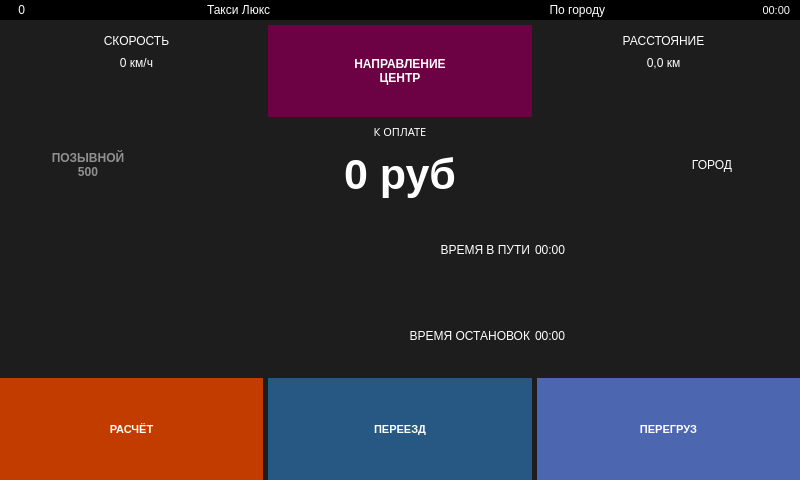
This is indigotaxi.ui in koolkhel/wince-taximeter as Qt 5 draws it before an edit. The edited form follows.
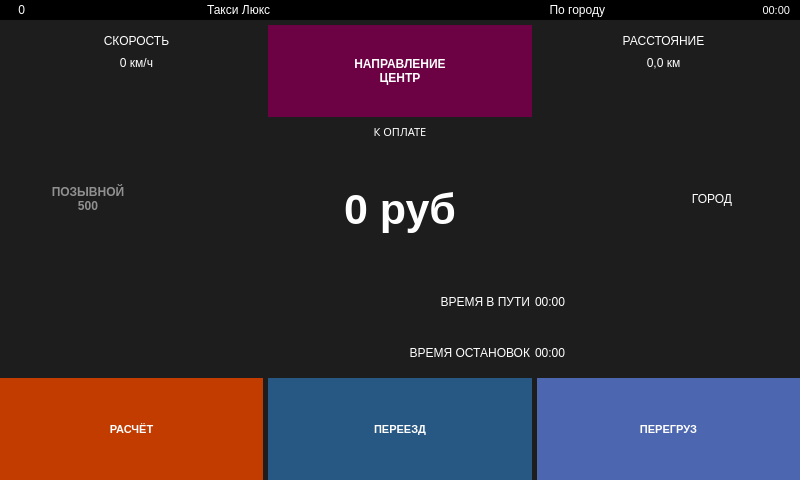
This is the edited form. The open tabs and pages were chosen to show the change. Icons and pictures are not drawn.

What changed in the file:
```diff
--- a/indigotaxi.ui
+++ b/indigotaxi.ui
@@ -1077,7 +1077,7 @@
          </widget>
         </item>
         <item>
-         <layout class="QVBoxLayout" name="verticalLayout_15" stretch="1,1,1">
+         <layout class="QVBoxLayout" name="verticalLayout_15" stretch="3,1,1">
           <property name="spacing">
            <number>0</number>
           </property>
```
